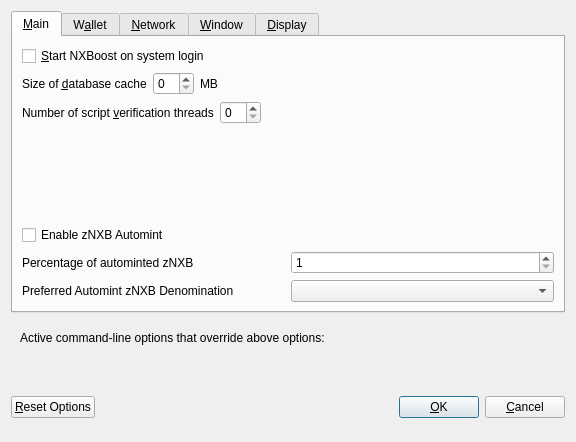
The window that src/qt/forms/optionsdialog.ui (nxboost/nxboost) describes before a commit, drawn with Qt 5.
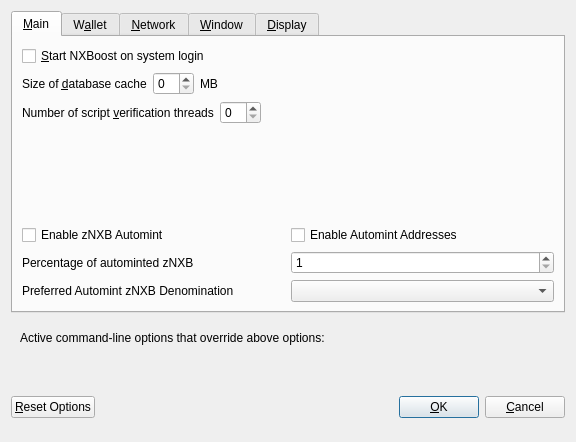
The same window after the commit. The open tabs and pages were chosen to show the change. Custom widgets are drawn as their Qt base class.

Commit message:
Add UI option to enable/disable automint addresses
This compliments the runtime (command line) option of enabling/disabling the automint address functionality. Option can be toggled on/off without the need to restart the client.

Patch:
```diff
--- a/src/qt/forms/optionsdialog.ui
+++ b/src/qt/forms/optionsdialog.ui
@@ -131,6 +131,8 @@
         </spacer>
        </item>
        <item>
+        <layout class="QHBoxLayout" name="horiz-autominting-layout">
+         <item>
         <widget class="QCheckBox" name="checkBoxZeromintEnable">
          <property name="toolTip">
           <string>Enable automatic minting of NXB units to zNXB</string>
@@ -142,6 +144,21 @@
           <string>Enable zNXB Automint</string>
          </property>
         </widget>
+         </item>
+         <item>
+          <widget class="QCheckBox" name="checkBoxZeromintAddresses">
+           <property name="toolTip">
+            <string>Enable automatic zNXB minting from specific addresses</string>
+           </property>
+           <property name="layoutDirection">
+            <enum>Qt::LeftToRight</enum>
+           </property>
+           <property name="text">
+            <string>Enable Automint Addresses</string>
+           </property>
+          </widget>
+         </item>
+        </layout>
        </item>
        <item>
         <layout class="QHBoxLayout" name="horizontalLayout_3">
```
Lines whose indentation alone changed are shown as unchanged. The commit also changes 3 other files.
